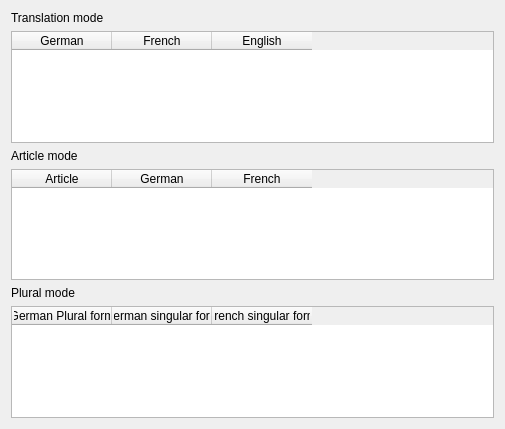
Qt form guessedword.ui (dalmagathe/Vokabellernen) before a commit.
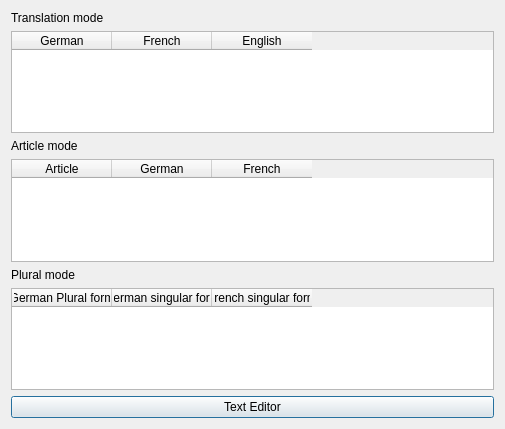
The same form after that commit.

Commit message: Added a new UI to request the name of the backup file. Problem passing the file name between classes.

```diff
--- a/guessedword.ui
+++ b/guessedword.ui
@@ -128,6 +128,13 @@
      </column>
     </widget>
    </item>
+   <item>
+    <widget class="QPushButton" name="textEditorBtn">
+     <property name="text">
+      <string>Text Editor</string>
+     </property>
+    </widget>
+   </item>
   </layout>
  </widget>
  <resources/>
```
The commit also changes 7 other files.
